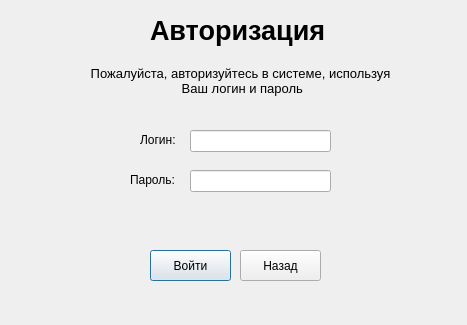
Qt form ui_files/AuthDialogUi.ui (antons201/WorldSkills__CourseWork) before a commit.
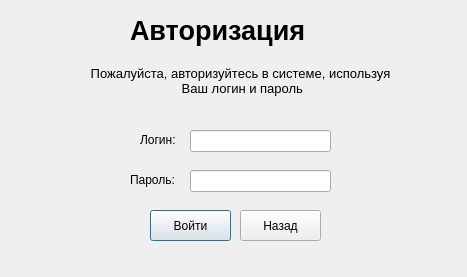
The same form after that commit.

```diff
--- a/ui_files/AuthDialogUi.ui
+++ b/ui_files/AuthDialogUi.ui
@@ -7,7 +7,7 @@
     <x>0</x>
     <y>0</y>
     <width>467</width>
-    <height>325</height>
+    <height>277</height>
    </rect>
   </property>
   <property name="windowTitle">
@@ -16,9 +16,9 @@
   <widget class="QLabel" name="AuthLabel">
    <property name="geometry">
     <rect>
-     <x>150</x>
+     <x>130</x>
      <y>10</y>
-     <width>181</width>
+     <width>231</width>
      <height>41</height>
     </rect>
    </property>
@@ -111,7 +111,7 @@
    <property name="geometry">
     <rect>
      <x>150</x>
-     <y>250</y>
+     <y>210</y>
      <width>81</width>
      <height>31</height>
     </rect>
@@ -124,7 +124,7 @@
    <property name="geometry">
     <rect>
      <x>240</x>
-     <y>250</y>
+     <y>210</y>
      <width>81</width>
      <height>31</height>
     </rect>
@@ -133,19 +133,6 @@
     <string>Назад</string>
    </property>
   </widget>
-  <widget class="QLabel" name="ErrorLabel">
-   <property name="geometry">
-    <rect>
-     <x>120</x>
-     <y>210</y>
-     <width>231</width>
-     <height>20</height>
-    </rect>
-   </property>
-   <property name="text">
-    <string/>
-   </property>
-  </widget>
  </widget>
  <resources/>
  <connections/>
```
